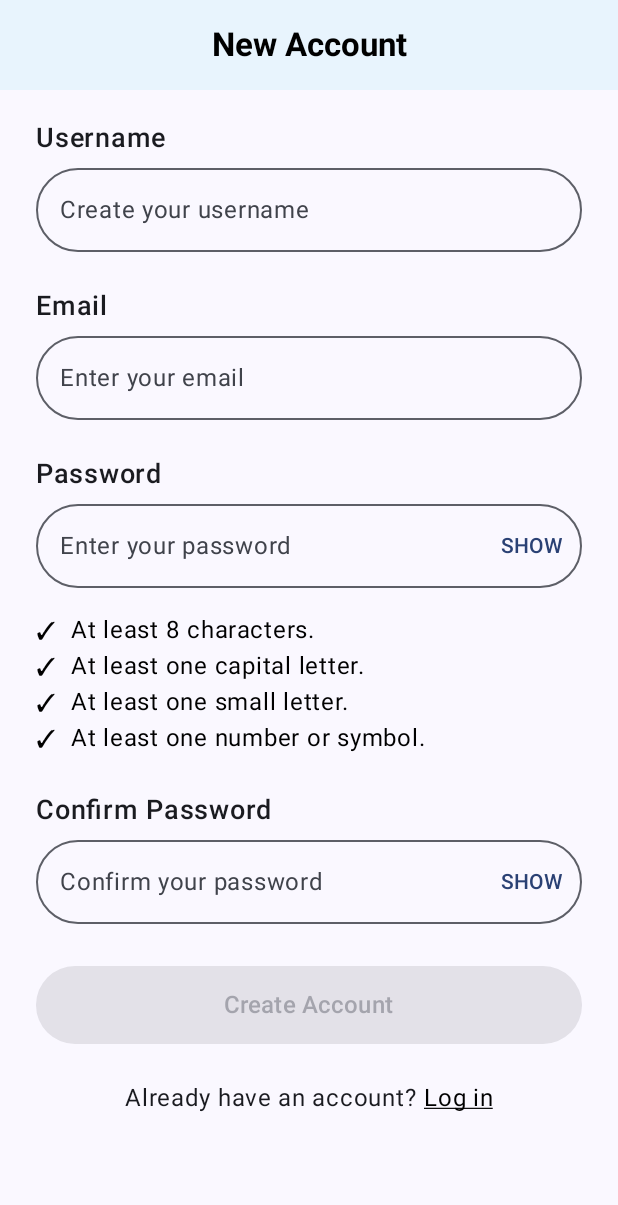
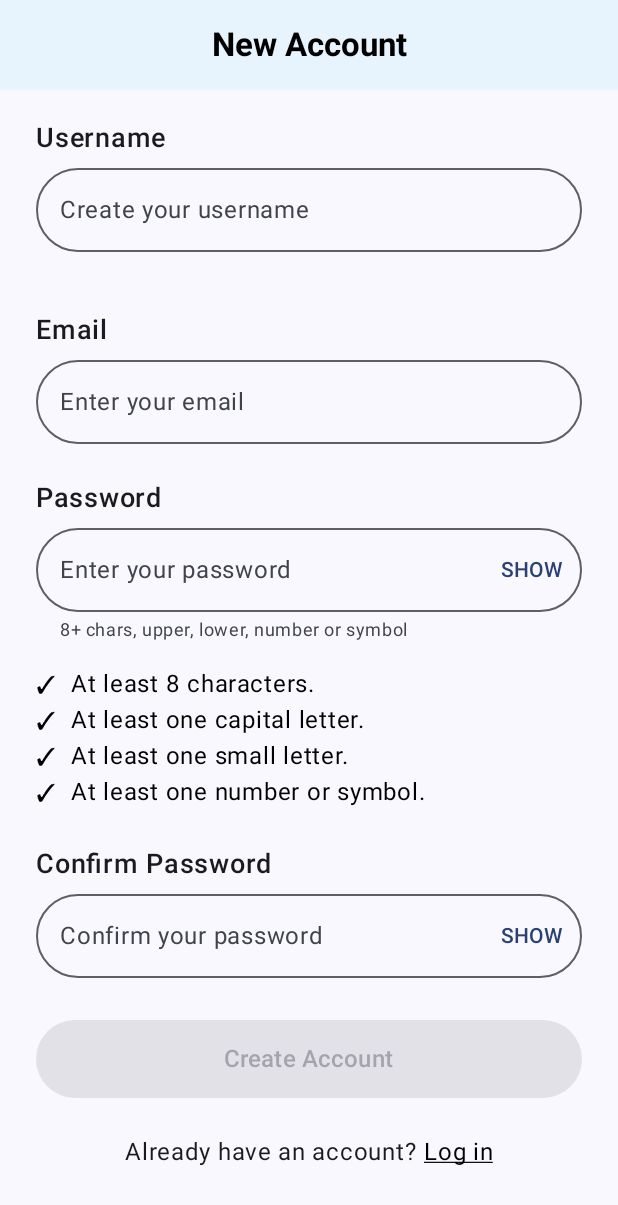
Before and after one commit to MaxNap/ai-lingo-android, an Android app built with Jetpack Compose: the SignUpScreen screen opened through its navigation route, on a phone screen of 412 x 824 dp. Shown: the top 1205 px of the screen. Run offline under Robolectric (Android 15) with nearby library versions, the phone set to English and light mode, and no system bars; our stand-ins replace Firebase (no records; nobody signed in at launch, a user with empty details on screens opened directly).

Commit message:
Unique username / Database set up / Rules

```diff
--- a/app/build.gradle.kts
+++ b/app/build.gradle.kts
@@ -68,6 +68,11 @@ dependencies {
     // Foundation (provides KeyboardOptions)
     implementation("androidx.compose.foundation:foundation")
 
+    // Database
+    implementation(platform("com.google.firebase:firebase-bom:33.4.0"))
+    implementation("com.google.firebase:firebase-auth-ktx")
+    implementation("com.google.firebase:firebase-firestore-ktx")
+
 
     // Testing - Unit Tests
     testImplementation(libs.junit)
--- a/app/src/main/java/com/ailingo/app/ui/auth/AuthUiState.kt
+++ b/app/src/main/java/com/ailingo/app/ui/auth/AuthUiState.kt
@@ -4,6 +4,7 @@ data class AuthUiState(
     val email: String = "",
     val password: String = "",
     val username: String = "",
+    val usernameAvailable: Boolean? = null,  // for live check
     val isLoading: Boolean = false,
     val error: String? = null
 )
--- a/app/src/main/java/com/ailingo/app/ui/auth/SignUpScreen.kt
+++ b/app/src/main/java/com/ailingo/app/ui/auth/SignUpScreen.kt
@@ -22,6 +22,7 @@ import androidx.lifecycle.viewmodel.compose.viewModel
 
 private val Purple = Color(0xFFCB39C3)
 private val Blue = Color(0xFF1AB8E2)
+private val GreenOK = Color(0xFF2E7D32)
 
 @Composable
 fun SignUpScreen(
@@ -43,11 +44,28 @@ fun SignUpScreen(
     val hasLower = ui.password.any { it.isLowerCase() }
     val hasDigitOrSymbol = ui.password.any { it.isDigit() || !it.isLetterOrDigit() }
     val passwordsMatch = ui.password.isNotEmpty() && ui.password == confirm
-    val usernameValid = ui.username.trim().isNotEmpty()
 
+    // Username availability helper
+    val usernameText = ui.username.trim()
+    val usernameHelper = when (ui.usernameAvailable) {
+        null -> if (usernameText.length >= 3) "Checking…" else ""
+        true -> "✓ Username available"
+        false -> "✗ Username taken or invalid"
+    }
+    val usernameHelperColor = when (ui.usernameAvailable) {
+        true -> GreenOK
+        false -> MaterialTheme.colorScheme.error
+        null -> Color.Unspecified
+    }
+    val usernameIsError = usernameText.isNotEmpty() && (ui.usernameAvailable == false)
+
+    // Form validity (require usernameAvailable == true)
     val formValid =
-        usernameValid && emailValid && lengthOK && hasUpper && hasLower && hasDigitOrSymbol &&
-                passwordsMatch && !ui.isLoading
+        (ui.usernameAvailable == true) &&
+                emailValid &&
+                lengthOK && hasUpper && hasLower && hasDigitOrSymbol &&
+                passwordsMatch &&
+                !ui.isLoading
 
     Scaffold(
         topBar = {
@@ -77,11 +95,12 @@ fun SignUpScreen(
                 .padding(horizontal = 24.dp, vertical = 20.dp)
         ) {
 
+            // Username
             Text("Username", fontWeight = FontWeight.SemiBold, fontSize = 18.sp)
             Spacer(Modifier.height(8.dp))
             OutlinedTextField(
                 value = ui.username,
-                onValueChange = vm::updateUsername,
+                onValueChange = vm::updateUsername, // triggers debounced availability check in VM
                 modifier = Modifier.fillMaxWidth(),
                 placeholder = { Text("Create your username") },
                 singleLine = true,
@@ -90,7 +109,12 @@ fun SignUpScreen(
                     keyboardType = KeyboardType.Text,
                     imeAction = ImeAction.Next
                 ),
-                isError = ui.username.isNotBlank() && !usernameValid
+                isError = usernameIsError,
+                supportingText = {
+                    if (usernameHelper.isNotEmpty()) {
+                        Text(usernameHelper, color = usernameHelperColor)
+                    }
+                }
             )
 
             Spacer(Modifier.height(24.dp))
@@ -134,7 +158,13 @@ fun SignUpScreen(
                         Text(if (passVisible) "HIDE" else "SHOW")
                     }
                 },
-                isError = ui.password.isNotBlank() && !(lengthOK && hasUpper && hasLower && hasDigitOrSymbol)
+                isError = ui.password.isNotBlank() && !(lengthOK && hasUpper && hasLower && hasDigitOrSymbol),
+                supportingText = {
+                    Text(
+                        "8+ chars, upper, lower, number or symbol",
+                        style = MaterialTheme.typography.bodySmall
+                    )
+                }
             )
 
             // Password rules
@@ -221,7 +251,7 @@ fun SignUpScreen(
 
 @Composable
 private fun PasswordRule(text: String, ok: Boolean) {
-    val color = if (ok) Color(0xFF2E7D32) else Color.Black
+    val color = if (ok) GreenOK else Color.Black
     Row(
         modifier = Modifier.fillMaxWidth(),
         verticalAlignment = Alignment.CenterVertically
```
Also changed, not shown: app/src/main/java/com/ailingo/app/data/auth/AuthRepository.kt (+70 -14 lines), app/src/main/java/com/ailingo/app/ui/auth/SignUpViewModel.kt (+70 -9 lines).
